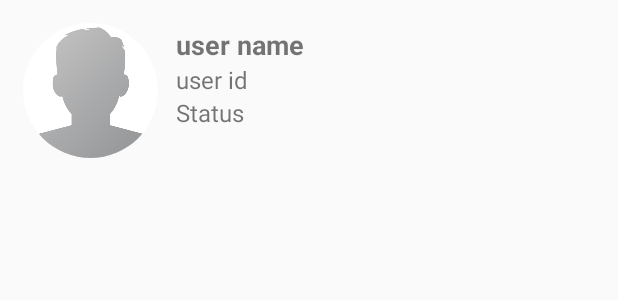
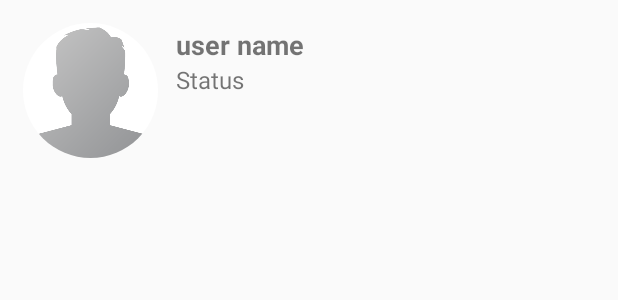
Before and after one commit to WuiLee/ChatApp, an Android app: the layout user_display_layout.xml on its own in the app's theme, with its tools: preview values and no code run, on a phone screen of 412 x 824 dp. Shown: the top 300 px of the screen. Run offline under Robolectric (Android 15) with nearby library versions, the phone set to English and light mode, and no system bars.

```diff
--- a/app/src/main/java/com/example/chatapp/ChatsFragment.java
+++ b/app/src/main/java/com/example/chatapp/ChatsFragment.java
@@ -10,6 +10,7 @@ import android.support.v7.widget.RecyclerView;
 import android.view.LayoutInflater;
 import android.view.View;
 import android.view.ViewGroup;
+import android.widget.ImageView;
 import android.widget.TextView;
 
 import com.firebase.ui.database.FirebaseRecyclerAdapter;
@@ -85,7 +86,6 @@ public class ChatsFragment extends Fragment {
                                     }
 
                                     final String retName = dataSnapshot.child("name").getValue().toString();
-                                    final String retStatus = dataSnapshot.child("status").getValue().toString();
 
                                     holder.userName.setText(retName);
 
@@ -141,6 +141,7 @@ public class ChatsFragment extends Fragment {
 
         CircleImageView profileImage;
         TextView userStatus, userName;
+        ImageView onlineIcon;
 
         public ChatsViewHolder(@NonNull View itemView) {
             super(itemView);
@@ -148,6 +149,7 @@ public class ChatsFragment extends Fragment {
             profileImage = itemView.findViewById(R.id.users_profile_image);
             userStatus = itemView.findViewById(R.id.user_status);
             userName = itemView.findViewById(R.id.users_profile_name);
+            onlineIcon = (ImageView) itemView.findViewById(R.id.user_online_status);
         }
     }
 }
--- a/app/src/main/java/com/example/chatapp/RequestsFragment.java
+++ b/app/src/main/java/com/example/chatapp/RequestsFragment.java
@@ -105,7 +105,6 @@ public class RequestsFragment extends Fragment {
 
 
                                                 final String requestUserName = dataSnapshot.child("name").getValue().toString();
-                                                final String requestUserStatus = dataSnapshot.child("status").getValue().toString();
 
                                                 holder.userName.setText(requestUserName);
                                                 holder.userStatus.setText("wants to connect with you");
@@ -225,7 +224,6 @@ public class RequestsFragment extends Fragment {
 
 
                                                 final String requestUserName = dataSnapshot.child("name").getValue().toString();
-                                                final String requestUserStatus = dataSnapshot.child("status").getValue().toString();
 
                                                 holder.userName.setText(requestUserName);
                                                 holder.userStatus.setText("you have sent a request to" + requestUserName);
--- a/app/src/main/res/layout/user_display_layout.xml
+++ b/app/src/main/res/layout/user_display_layout.xml
@@ -48,15 +48,6 @@
         </LinearLayout>
 
             <TextView
-                android:id="@+id/users_profile_id"
-                android:layout_width="match_parent"
-                android:layout_height="wrap_content"
-                android:text="user id"
-                android:textAlignment="textStart"
-                android:textSize="16sp"
-                android:layout_marginLeft="10dp"/>
-
-            <TextView
                 android:id="@+id/user_status"
                 android:layout_width="match_parent"
                 android:layout_height="wrap_content"
```
Also changed, not shown: app/src/main/java/com/example/chatapp/Contacts.java (+3 -19 lines), app/src/main/java/com/example/chatapp/EditProfileActivity.java (+10 -0 lines).
